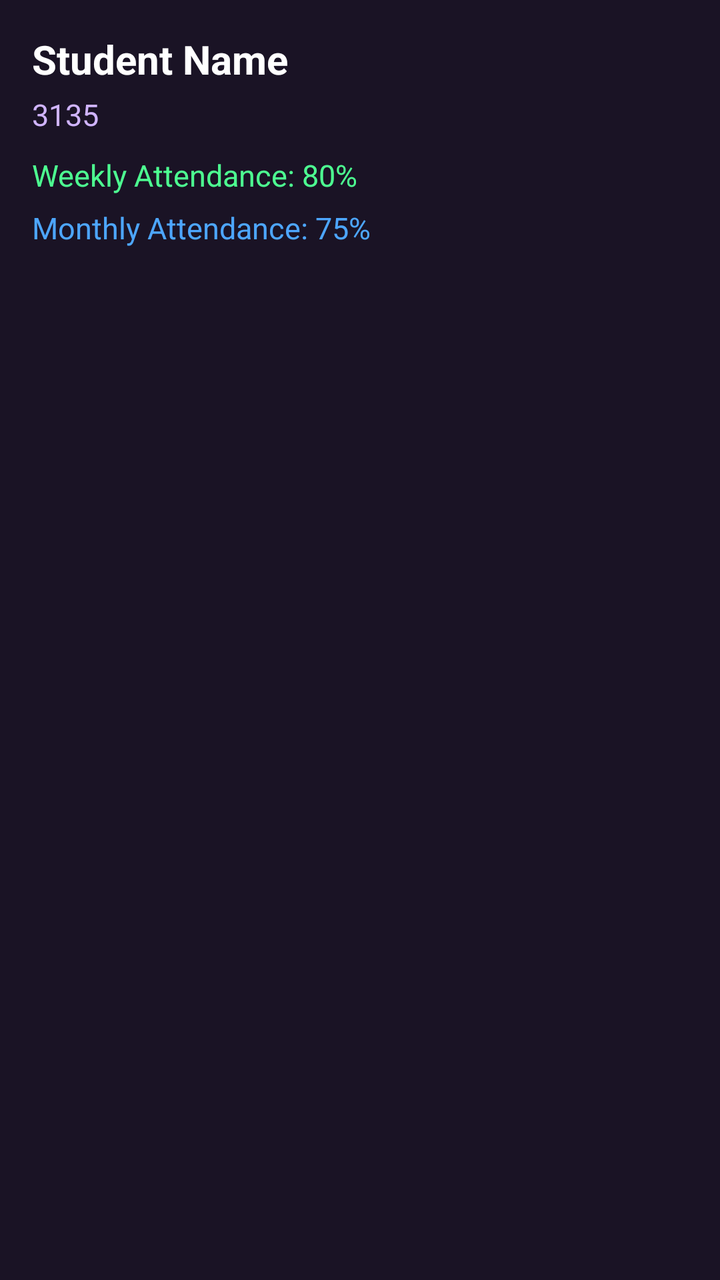
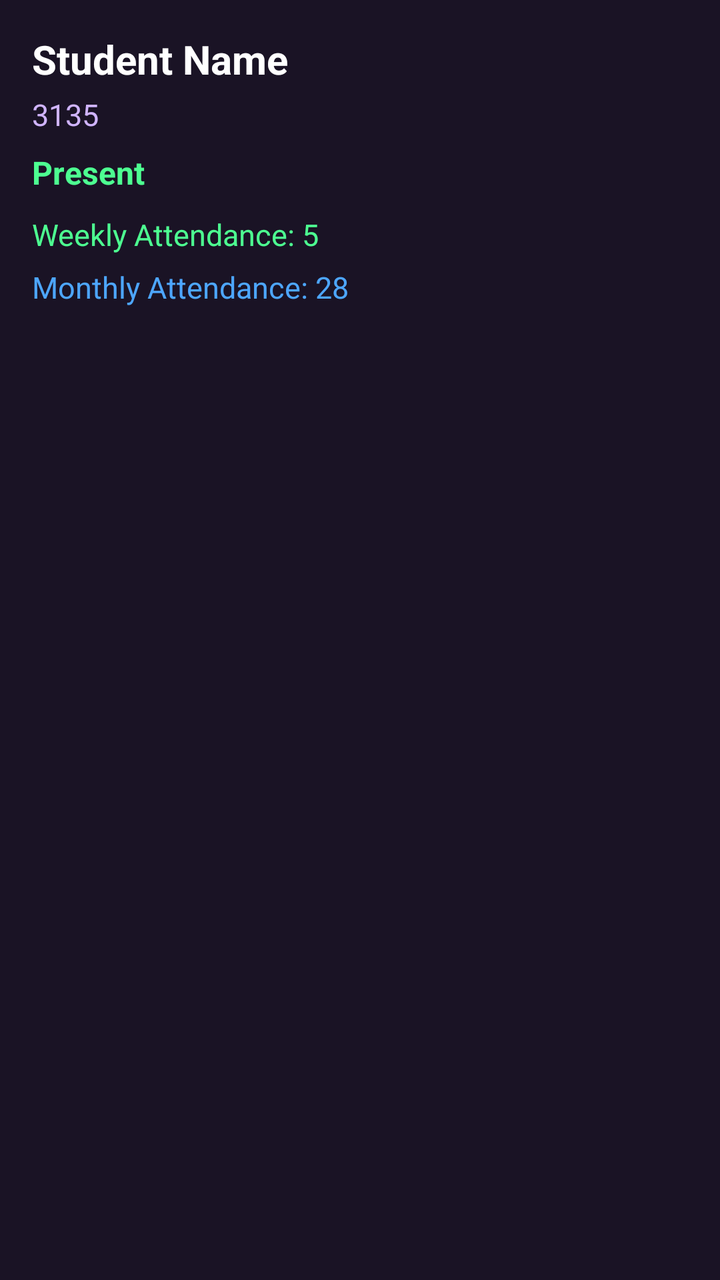

Before-and-after screenshots of an Android layout around one commit, followed by the original layout XML and the change that was made.
<!-- AndroidManifest.xml: application theme Theme.AttendancePRO -->
<!-- res/layout/item_attendance_report.xml -->
<?xml version="1.0" encoding="utf-8"?>
<LinearLayout
    xmlns:android="http://schemas.android.com/apk/res/android"

    android:layout_width="match_parent"
    android:layout_height="wrap_content"

    android:orientation="vertical"

    android:background="#1A1325"

    android:padding="16dp"

    android:layout_marginBottom="12dp">

    
    <TextView
        android:id="@+id/tvName"

        android:layout_width="wrap_content"
        android:layout_height="wrap_content"

        android:text="Student Name"

        android:textColor="#FFFFFF"

        android:textStyle="bold"

        android:textSize="20sp"/>

    
    <TextView
        android:id="@+id/tvRoll"

        android:layout_width="wrap_content"
        android:layout_height="wrap_content"

        android:text="3135"

        android:textColor="#D0B4FF"

        android:textSize="15sp"

        android:layout_marginTop="4dp"/>

    
    <TextView
        android:id="@+id/tvWeekly"

        android:layout_width="wrap_content"
        android:layout_height="wrap_content"

        android:text="Weekly Attendance: 80%"

        android:textColor="#4DFF91"

        android:textSize="15sp"

        android:layout_marginTop="10dp"/>

    
    <TextView
        android:id="@+id/tvMonthly"

        android:layout_width="wrap_content"
        android:layout_height="wrap_content"

        android:text="Monthly Attendance: 75%"

        android:textColor="#4DA6FF"

        android:textSize="15sp"

        android:layout_marginTop="6dp"/>
</LinearLayout>
<!-- resources referenced by this layout -->
<resources>
  <style name="Theme.AttendancePRO" parent="Base.Theme.AttendancePRO" />
  <style name="Base.Theme.AttendancePRO" parent="Theme.Material3.DayNight.NoActionBar">
  
          
          <item name="android:statusBarColor">@android:color/transparent</item>
          <item name="android:windowLightStatusBar">false</item>
  
      </style>
</resources>

<!-- the commit's change to res/layout/item_attendance_report.xml (unified diff, before → after) -->
@@ -45,12 +45,29 @@
 
     
     <TextView
+        android:id="@+id/tvStatus"
+
+        android:layout_width="wrap_content"
+        android:layout_height="wrap_content"
+
+        android:text="Present"
+
+        android:textStyle="bold"
+
+        android:textSize="16sp"
+
+        android:textColor="#4DFF91"
+
+        android:layout_marginTop="8dp"/>
+
+    
+    <TextView
         android:id="@+id/tvWeekly"
 
         android:layout_width="wrap_content"
         android:layout_height="wrap_content"
 
-        android:text="Weekly Attendance: 80%"
+        android:text="Weekly Attendance: 5"
 
         android:textColor="#4DFF91"
 
@@ -65,11 +82,12 @@
         android:layout_width="wrap_content"
         android:layout_height="wrap_content"
 
-        android:text="Monthly Attendance: 75%"
+        android:text="Monthly Attendance: 28"
 
         android:textColor="#4DA6FF"
 
         android:textSize="15sp"
 
         android:layout_marginTop="6dp"/>
+
 </LinearLayout>
